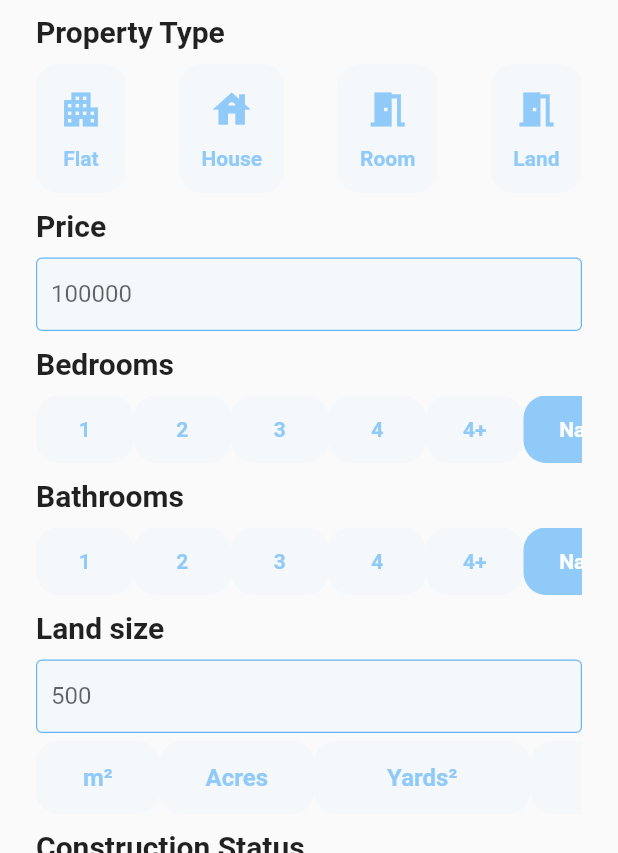
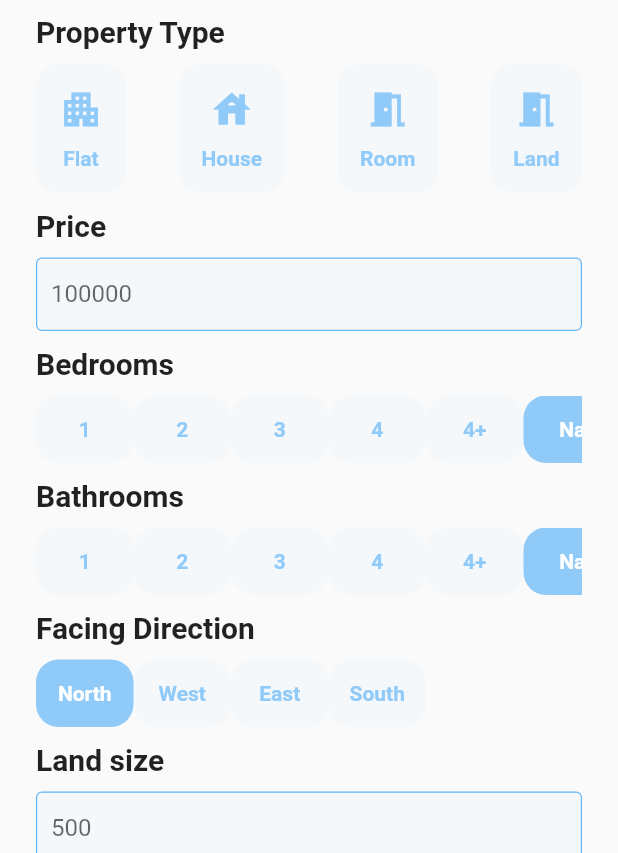
Before and after one commit to Sachitbansal/Property_Dealers_final, a Flutter app: the screen it shows once a user with an empty profile is signed in, after a tap on the "add" icon, on a phone screen of 412 x 824 dp, the part 383-1236 px from its top. Run offline on Flutter 3.47's test engine with Material 2 defaults, Android fonts, the phone set to English and light mode, and no system bars; our stand-ins replace carousel_slider, cloud_firestore, connectivity_plus, firebase_auth, firebase_core, firebase_crashlytics and 8 more; missing offline and left inert: flutter_carousel_slider; accounts and stored records are empty; network calls fail; Roboto replaces fonts that are missing (Play).

Commit message:
Proceeded -: added facing in add page
Todo:

some processed become slow on data so loading screen is needed for every small uploading and calling of data

facing property in app

remove keywords and add facing
add wide road in front of house / property

share multiple at 1 time

sharing par broker ka inf jana chaiye not of the person holding the property

voice search commands in hindi and english

data encryption to firestore database.

active and inactive property. when  inactive, data automaticaly deleted

all changes done in add page should be done in update page also

filling all should not be compulsory

```diff
--- a/lib/pages/add.dart
+++ b/lib/pages/add.dart
@@ -36,6 +36,7 @@ class _AddState extends State<Add> {
 
   late List buyRent = ['', 'Any'];
   late String bedRooms = 'Na';
+  late String facing = 'North';
   late String bathRooms = 'Na';
   late String sizeUnit = 'None';
   late String construction = 'None';
@@ -553,6 +554,71 @@ class _AddState extends State<Add> {
                               ),
                             ],
                           ),
+                        ),const FilterTitle(
+                          title: 'Facing Direction',
+                        ),
+                        SingleChildScrollView(
+                          scrollDirection: Axis.horizontal,
+                          child: Row(
+                            mainAxisAlignment: MainAxisAlignment.spaceBetween,
+                            children: [
+                              buildOption(
+                                onTap: () {
+                                  setState(() {
+                                    facing = 'North';
+                                  });
+                                },
+                                text: "North",
+                                textColor: facing == 'North'
+                                    ? Colors.white
+                                    : kActiveColor,
+                                bgColor: facing == 'North'
+                                    ? kActiveColor
+                                    : kInActiveColor,
+                              ),
+                              buildOption(
+                                onTap: () {
+                                  setState(() {
+                                    facing = 'West';
+                                  });
+                                },
+                                text: "West",
+                                textColor: facing == 'West'
+                                    ? Colors.white
+                                    : kActiveColor,
+                                bgColor: facing == 'West'
+                                    ? kActiveColor
+                                    : kInActiveColor,
+                              ),
+                              buildOption(
+                                onTap: () {
+                                  setState(() {
+                                    facing = 'East';
+                                  });
+                                },
+                                text: "East",
+                                textColor: facing == 'East'
+                                    ? Colors.white
+                                    : kActiveColor,
+                                bgColor: facing == 'East'
+                                    ? kActiveColor
+                                    : kInActiveColor,
+                              ),buildOption(
+                                onTap: () {
+                                  setState(() {
+                                    facing = 'South';
+                                  });
+                                },
+                                text: "South",
+                                textColor: facing == 'South'
+                                    ? Colors.white
+                                    : kActiveColor,
+                                bgColor: facing == 'South'
+                                    ? kActiveColor
+                                    : kInActiveColor,
+                              ),
+                            ],
+                          ),
                         ),
                         const FilterTitle(
                           title: 'Land size',
```
